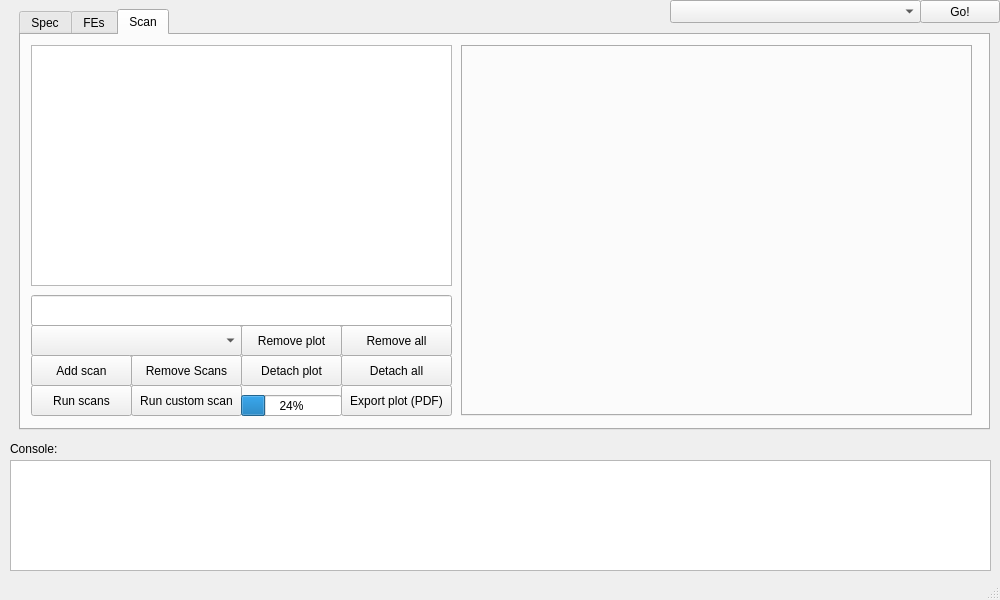
This is gui/YarrGui/yarrgui.ui in Yarr/Yarr as Qt 5 draws it before an edit. The edited form follows.
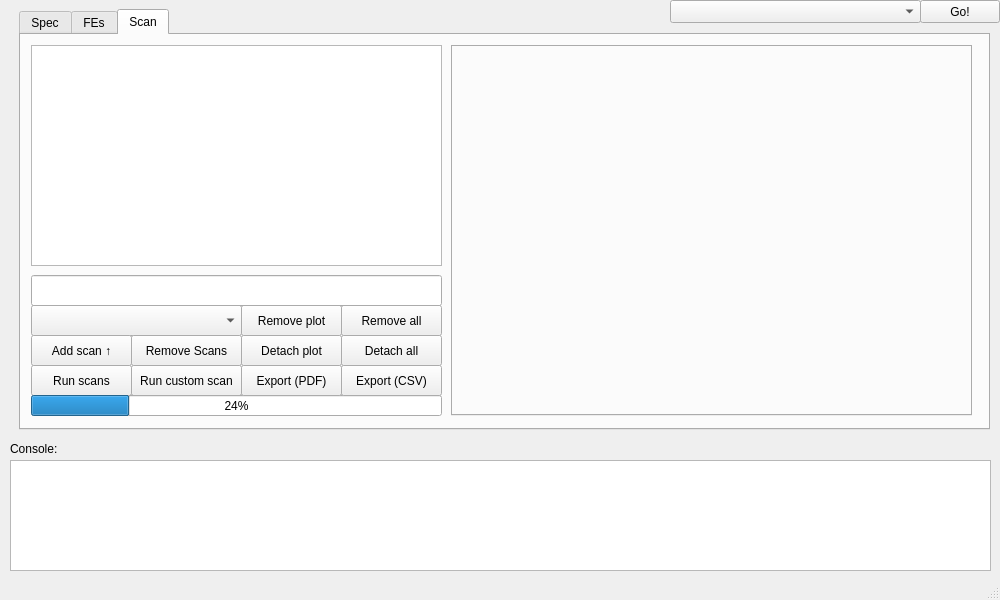
This is the edited form. The open tabs and pages were chosen to show the change.

Commit message: Some small improvements: better layout, CSV export, default values for FEs, other things

```diff
--- a/gui/YarrGui/yarrgui.ui
+++ b/gui/YarrGui/yarrgui.ui
@@ -415,7 +415,7 @@
       <property name="geometry">
        <rect>
         <x>10</x>
-        <y>350</y>
+        <y>330</y>
         <width>101</width>
         <height>31</height>
        </rect>
@@ -427,9 +427,9 @@
      <widget class="QTabWidget" name="scanPlots_tabWidget">
       <property name="geometry">
        <rect>
-        <x>440</x>
+        <x>430</x>
         <y>10</y>
-        <width>511</width>
+        <width>521</width>
         <height>371</height>
        </rect>
       </property>
@@ -441,7 +441,7 @@
       <property name="geometry">
        <rect>
         <x>220</x>
-        <y>290</y>
+        <y>270</y>
         <width>101</width>
         <height>31</height>
        </rect>
@@ -455,8 +455,8 @@
        <rect>
         <x>10</x>
         <y>10</y>
-        <width>421</width>
-        <height>241</height>
+        <width>411</width>
+        <height>221</height>
        </rect>
       </property>
       <property name="columnCount">
@@ -488,7 +488,7 @@
       <property name="geometry">
        <rect>
         <x>220</x>
-        <y>320</y>
+        <y>300</y>
         <width>101</width>
         <height>31</height>
        </rect>
@@ -501,8 +501,8 @@
       <property name="geometry">
        <rect>
         <x>320</x>
-        <y>320</y>
-        <width>111</width>
+        <y>300</y>
+        <width>101</width>
         <height>31</height>
        </rect>
       </property>
@@ -514,8 +514,8 @@
       <property name="geometry">
        <rect>
         <x>320</x>
-        <y>290</y>
-        <width>111</width>
+        <y>270</y>
+        <width>101</width>
         <height>31</height>
        </rect>
       </property>
@@ -527,7 +527,7 @@
       <property name="geometry">
        <rect>
         <x>110</x>
-        <y>350</y>
+        <y>330</y>
         <width>111</width>
         <height>31</height>
        </rect>
@@ -539,9 +539,9 @@
      <widget class="QProgressBar" name="scanProgressBar">
       <property name="geometry">
        <rect>
-        <x>220</x>
+        <x>10</x>
         <y>360</y>
-        <width>101</width>
+        <width>411</width>
         <height>21</height>
        </rect>
       </property>
@@ -553,7 +553,7 @@
       <property name="geometry">
        <rect>
         <x>10</x>
-        <y>290</y>
+        <y>270</y>
         <width>211</width>
         <height>31</height>
        </rect>
@@ -563,20 +563,20 @@
       <property name="geometry">
        <rect>
         <x>10</x>
-        <y>320</y>
+        <y>300</y>
         <width>101</width>
         <height>31</height>
        </rect>
       </property>
       <property name="text">
-       <string>Add scan</string>
+       <string>Add scan ↑</string>
       </property>
      </widget>
      <widget class="QPushButton" name="RemoveScans_Button">
       <property name="geometry">
        <rect>
         <x>110</x>
-        <y>320</y>
+        <y>300</y>
         <width>111</width>
         <height>31</height>
        </rect>
@@ -589,8 +589,8 @@
       <property name="geometry">
        <rect>
         <x>10</x>
-        <y>260</y>
-        <width>421</width>
+        <y>240</y>
+        <width>411</width>
         <height>31</height>
        </rect>
       </property>
@@ -598,14 +598,27 @@
      <widget class="QPushButton" name="exportPlotButton">
       <property name="geometry">
        <rect>
+        <x>220</x>
+        <y>330</y>
+        <width>101</width>
+        <height>31</height>
+       </rect>
+      </property>
+      <property name="text">
+       <string>Export (PDF)</string>
+      </property>
+     </widget>
+     <widget class="QPushButton" name="exportPlotCSVButton">
+      <property name="geometry">
+       <rect>
         <x>320</x>
-        <y>350</y>
-        <width>111</width>
+        <y>330</y>
+        <width>101</width>
         <height>31</height>
        </rect>
       </property>
       <property name="text">
-       <string>Export plot (PDF)</string>
+       <string>Export (CSV)</string>
       </property>
      </widget>
     </widget>
```
Left out of the diff: 15 changed lines with no effect on the pictures. The commit also changes 2 other files.
